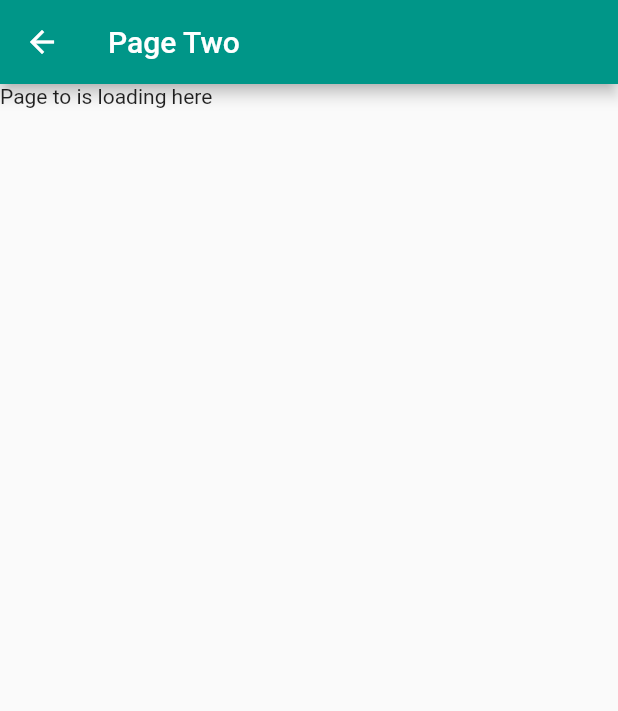
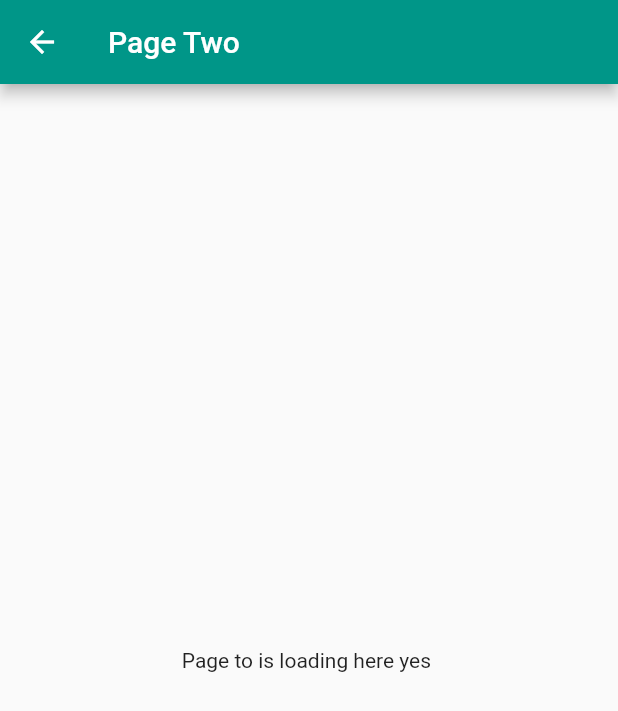
Before and after one commit to anilghimire133/blocpatternlogin, a Flutter app: the PageTwo screen opened directly, on a phone screen of 412 x 824 dp. Shown: the top 711 px of the screen. Run offline on Flutter 3.47's test engine with Material 2 defaults, Android fonts, the phone set to English and light mode, and no system bars; our stand-ins replace rxdart.

```diff
--- a/lib/page.dart
+++ b/lib/page.dart
@@ -1,4 +1,5 @@
 import 'package:flutter/material.dart';
+
 class PageTwo extends StatelessWidget {
   @override
   Widget build(BuildContext context) {
@@ -6,8 +7,10 @@ class PageTwo extends StatelessWidget {
       appBar: AppBar(
         title: Text("Page Two"),
       ),
-      body: Container(
-        child: Text("Page to is loading here"),
+      body: Center(
+        child: Container(
+          child: Text("Page to is loading here yes "),
+        ),
       ),
     );
   }
```
